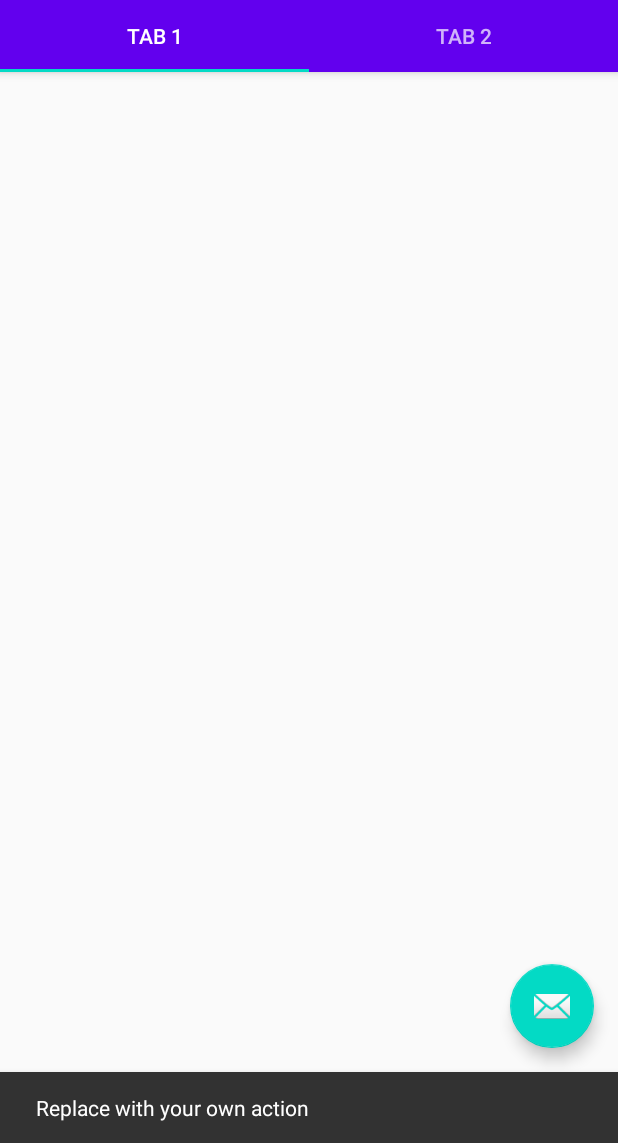
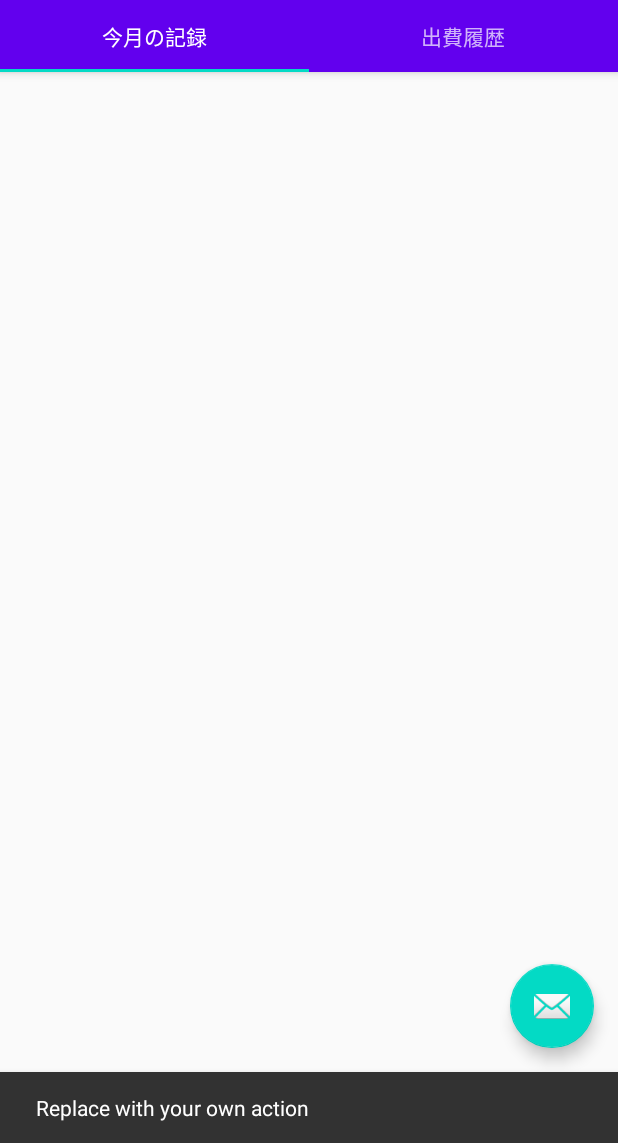
Before and after one commit to cre-pome/SpendReport, an Android app: the screen it shows after launch (MainActivity), after a tap on an icon or button, on a phone screen of 412 x 824 dp, the part 93-1236 px from its top. Run offline under Robolectric (Android 15) with nearby library versions, the phone set to English and light mode, and no system bars; 1 statement that could not run was skipped.

Commit message:
タブ名を追加

```diff
--- a/SpendingReport/app/src/main/res/values/strings.xml
+++ b/SpendingReport/app/src/main/res/values/strings.xml
@@ -1,5 +1,5 @@
 <resources>
     <string name="app_name">出費記録アプリ</string>
-    <string name="tab_text_1">Tab 1</string>
-    <string name="tab_text_2">Tab 2</string>
+    <string name="tab_text_1">今月の記録</string>
+    <string name="tab_text_2">出費履歴</string>
 </resources>
```
